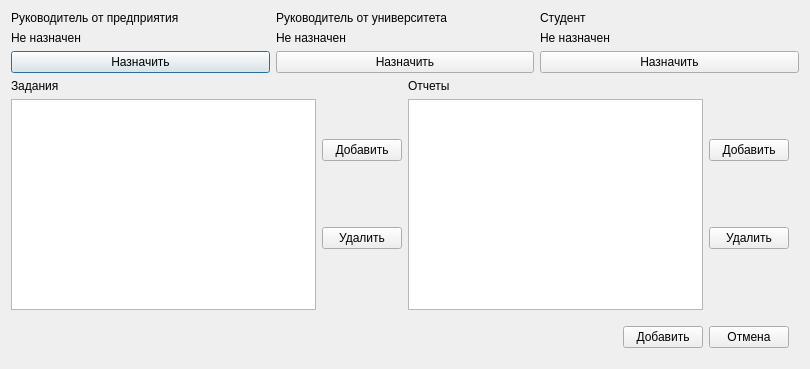
Above: ui/passingpracticewindow.ui from 7enSmile/clientVKR before the change. Below: the same form after it.
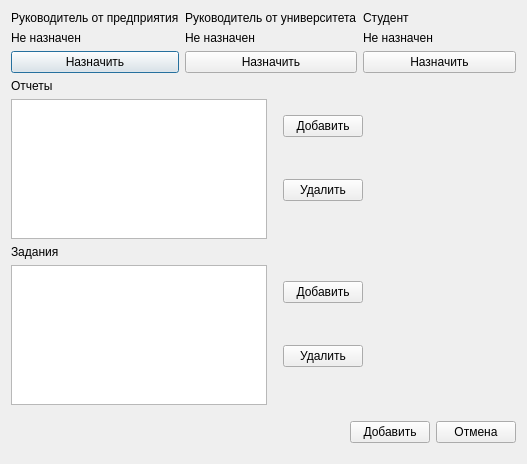
That is the form after the change.

Patch:
```diff
--- a/ui/passingpracticewindow.ui
+++ b/ui/passingpracticewindow.ui
@@ -6,14 +6,14 @@
    <rect>
     <x>0</x>
     <y>0</y>
-    <width>810</width>
-    <height>369</height>
+    <width>527</width>
+    <height>464</height>
    </rect>
   </property>
   <property name="windowTitle">
    <string>Dialog</string>
   </property>
-  <layout class="QVBoxLayout" name="verticalLayout_8">
+  <layout class="QVBoxLayout" name="verticalLayout_9">
    <item>
     <layout class="QHBoxLayout" name="horizontalLayout_4">
      <item>
@@ -109,50 +109,7 @@
     </layout>
    </item>
    <item>
-    <layout class="QHBoxLayout" name="horizontalLayout_5">
-     <item>
-      <layout class="QHBoxLayout" name="horizontalLayout_2">
-       <item>
-        <layout class="QVBoxLayout" name="verticalLayout_2">
-         <item>
-          <widget class="QLabel" name="label">
-           <property name="text">
-            <string>Задания</string>
-           </property>
-          </widget>
-         </item>
-         <item>
-          <widget class="QTableView" name="tableViewTask">
-           <attribute name="horizontalHeaderVisible">
-            <bool>false</bool>
-           </attribute>
-           <attribute name="horizontalHeaderDefaultSectionSize">
-            <number>1000</number>
-           </attribute>
-          </widget>
-         </item>
-        </layout>
-       </item>
-       <item>
-        <layout class="QVBoxLayout" name="verticalLayout_4">
-         <item>
-          <widget class="QPushButton" name="pushButtonInsertTask">
-           <property name="text">
-            <string>Добавить</string>
-           </property>
-          </widget>
-         </item>
-         <item>
-          <widget class="QPushButton" name="pushButtonDeleteTask">
-           <property name="text">
-            <string>Удалить</string>
-           </property>
-          </widget>
-         </item>
-        </layout>
-       </item>
-      </layout>
-     </item>
+    <layout class="QVBoxLayout" name="verticalLayout_8">
      <item>
       <layout class="QHBoxLayout" name="horizontalLayout">
        <item>
@@ -176,6 +133,22 @@
          </item>
         </layout>
        </item>
+       <item>
+        <spacer name="horizontalSpacer_4">
+         <property name="orientation">
+          <enum>Qt::Horizontal</enum>
+         </property>
+         <property name="sizeType">
+          <enum>QSizePolicy::Fixed</enum>
+         </property>
+         <property name="sizeHint" stdset="0">
+          <size>
+           <width>10</width>
+           <height>20</height>
+          </size>
+         </property>
+        </spacer>
+       </item>
        <item>
         <layout class="QVBoxLayout" name="verticalLayout">
          <item>
@@ -199,13 +172,82 @@
          <property name="orientation">
           <enum>Qt::Horizontal</enum>
          </property>
+         <property name="sizeHint" stdset="0">
+          <size>
+           <width>40</width>
+           <height>20</height>
+          </size>
+         </property>
+        </spacer>
+       </item>
+      </layout>
+     </item>
+     <item>
+      <layout class="QHBoxLayout" name="horizontalLayout_2">
+       <item>
+        <layout class="QVBoxLayout" name="verticalLayout_2">
+         <item>
+          <widget class="QLabel" name="label">
+           <property name="text">
+            <string>Задания</string>
+           </property>
+          </widget>
+         </item>
+         <item>
+          <widget class="QTableView" name="tableViewTask">
+           <attribute name="horizontalHeaderVisible">
+            <bool>false</bool>
+           </attribute>
+           <attribute name="horizontalHeaderDefaultSectionSize">
+            <number>1000</number>
+           </attribute>
+          </widget>
+         </item>
+        </layout>
+       </item>
+       <item>
+        <spacer name="horizontalSpacer_5">
+         <property name="orientation">
+          <enum>Qt::Horizontal</enum>
+         </property>
          <property name="sizeType">
           <enum>QSizePolicy::Fixed</enum>
          </property>
          <property name="sizeHint" stdset="0">
           <size>
            <width>10</width>
-           <height>10</height>
+           <height>20</height>
+          </size>
+         </property>
+        </spacer>
+       </item>
+       <item>
+        <layout class="QVBoxLayout" name="verticalLayout_4">
+         <item>
+          <widget class="QPushButton" name="pushButtonInsertTask">
+           <property name="text">
+            <string>Добавить</string>
+           </property>
+          </widget>
+         </item>
+         <item>
+          <widget class="QPushButton" name="pushButtonDeleteTask">
+           <property name="text">
+            <string>Удалить</string>
+           </property>
+          </widget>
+         </item>
+        </layout>
+       </item>
+       <item>
+        <spacer name="horizontalSpacer_3">
+         <property name="orientation">
+          <enum>Qt::Horizontal</enum>
+         </property>
+         <property name="sizeHint" stdset="0">
+          <size>
+           <width>40</width>
+           <height>20</height>
           </size>
          </property>
         </spacer>
@@ -259,22 +301,6 @@
        </property>
       </widget>
      </item>
-     <item>
-      <spacer name="horizontalSpacer_9">
-       <property name="orientation">
-        <enum>Qt::Horizontal</enum>
-       </property>
-       <property name="sizeType">
-        <enum>QSizePolicy::Fixed</enum>
-       </property>
-       <property name="sizeHint" stdset="0">
-        <size>
-         <width>10</width>
-         <height>10</height>
-        </size>
-       </property>
-      </spacer>
-     </item>
     </layout>
    </item>
    <item>
```
Left out of the diff: 2 changed lines with no effect on the pictures.
